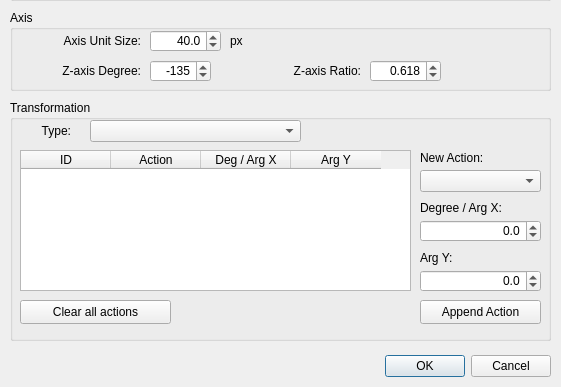
Qt form FigureItNow7/finUiGraphConfigDlg.ui (yuylong/FigureItNow) before a commit; both pictures show x 0 to 561 and y 180 to 567 of the 561 by 567 pixel window.
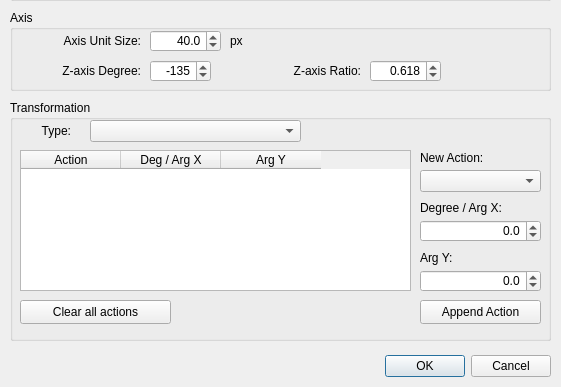
The same form after that commit. Custom widgets are drawn as their Qt base class.

Commit message: Refine the affine trans action list in graph config dialog.

Diff of the .ui file:
```diff
--- a/FigureItNow7/finUiGraphConfigDlg.ui
+++ b/FigureItNow7/finUiGraphConfigDlg.ui
@@ -667,16 +667,8 @@
        </rect>
       </property>
       <property name="columnCount">
-       <number>4</number>
+       <number>3</number>
       </property>
-      <attribute name="horizontalHeaderDefaultSectionSize">
-       <number>90</number>
-      </attribute>
-      <column>
-       <property name="text">
-        <string>ID</string>
-       </property>
-      </column>
       <column>
        <property name="text">
         <string>Action</string>
```
Left out of the diff: 15 changed lines with no effect on the pictures. The commit also changes 1 other file.
